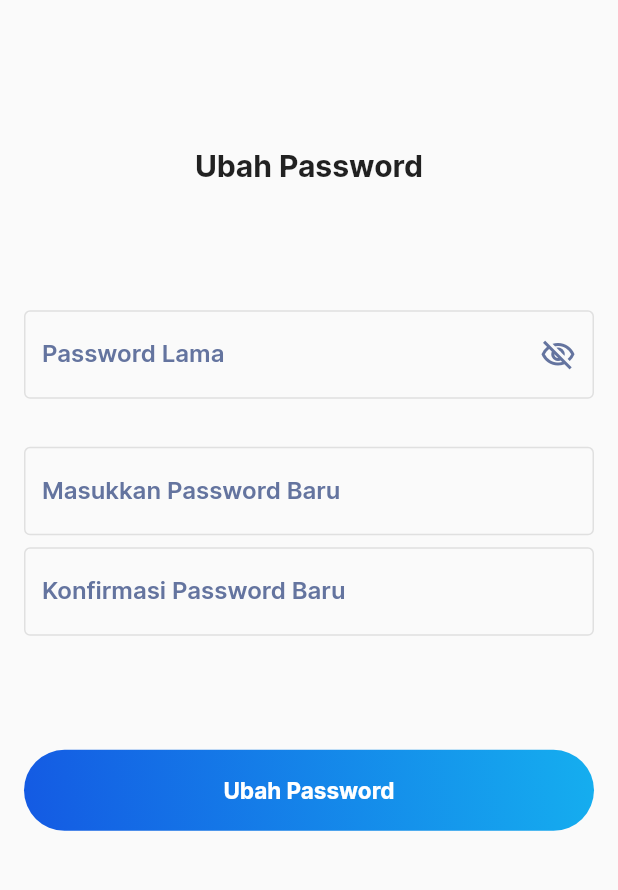
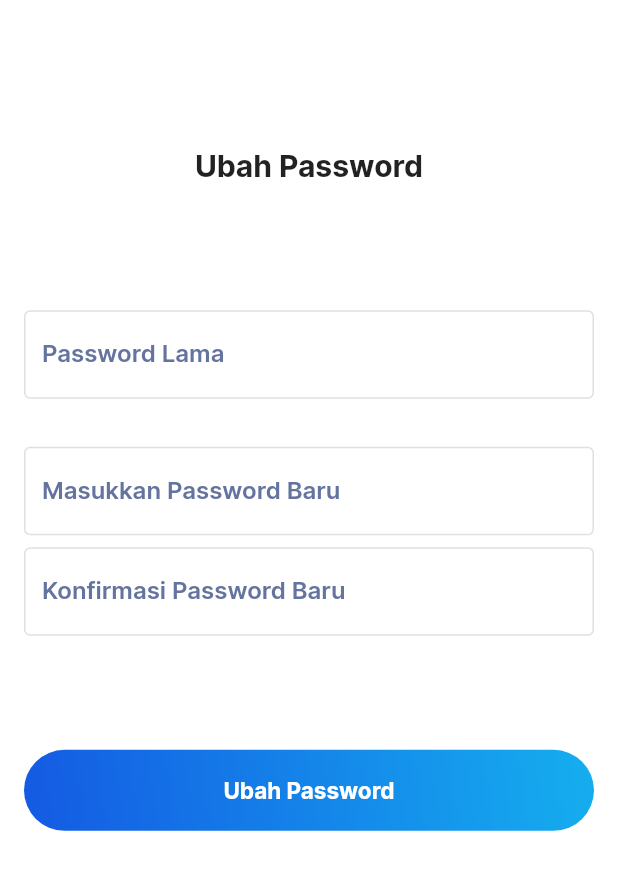
Before and after one commit to ContendanceApp/contendance-mobile, a Flutter app: the ChangePassword screen opened by its route, on a phone screen of 412 x 824 dp, the part 84-974 px from its top. Run offline on Flutter 3.47's test engine with Material 2 defaults, Android fonts, the phone set to English and light mode, and no system bars; our stand-ins replace badges, date_format, dropdown_button2, expandable, figma_squircle, firebase_core and 12 more; missing offline and left inert: bulleted_list, flutter_beacon, indent, nearby_connections; accounts and stored records are empty; network calls fail; project files that could hold a hidden picture were left out.

Commit message:
feat: change password

```diff
--- a/lib/screens/change_password.dart
+++ b/lib/screens/change_password.dart
@@ -1,3 +1,5 @@
+import 'dart:convert';
+
 import 'package:http/http.dart' as http;
 
 import 'package:flutter/material.dart';
@@ -20,8 +22,9 @@ class _ChangePasswordState extends State<ChangePassword> {
   TextEditingController newPasswordController = TextEditingController();
   TextEditingController confirmPasswordController = TextEditingController();
   bool ishiddenPassword = true;
-  bool _validateEmail = true;
-  bool _validatePassword = true;
+  bool _validateOldPassword = true;
+  bool _validateNewPassword = true;
+  bool _validateConfirmPassword = true;
   LoginService login = LoginService();
   final _formKey = GlobalKey<FormState>();
   bool isClicked = false;
@@ -61,6 +64,7 @@ class _ChangePasswordState extends State<ChangePassword> {
   @override
   Widget build(BuildContext context) {
     return Scaffold(
+      backgroundColor: Colors.white,
       appBar: AppBar(
         automaticallyImplyLeading: false,
         title: Text(
@@ -85,12 +89,15 @@ class _ChangePasswordState extends State<ChangePassword> {
           Column(
             crossAxisAlignment: CrossAxisAlignment.center,
             children: [
-              Text(
+              FittedBox(
+                fit: BoxFit.scaleDown,
+                child: Text(
                   "Ubah Password",
                   textAlign: TextAlign.center,
                   style: TextStyle(
                     fontWeight: fwBold,
                     fontSize: 20,
+                  ),
                 ),
               ),
               const SizedBox(
@@ -121,9 +128,9 @@ class _ChangePasswordState extends State<ChangePassword> {
                         fontWeight: fwSemiBold,
                         color: colorSubText,
                       ),
-                      errorText: _validateEmail
+                      errorText: _validateOldPassword
                           ? null
-                          : "Password tidak boleh kosong!",
+                          : "Password lama tidak boleh kosong!",
                       focusColor: colorPrimaryBlue,
                       focusedBorder: const OutlineInputBorder(
                         borderSide: BorderSide(
@@ -137,18 +144,6 @@ class _ChangePasswordState extends State<ChangePassword> {
                           color: Color(0xFFD10404),
                         ),
                       ),
-                      suffixIcon: InkWell(
-                        onTap: _togglePasswordView,
-                        child: ishiddenPassword
-                            ? Icon(
-                                Icons.visibility_off_outlined,
-                                color: colorSubText,
-                              )
-                            : const Icon(
-                                Icons.visibility_outlined,
-                                color: Color(0xFF1482E9),
-                              ),
-                      ),
                     ),
                   ),
                   Container(
@@ -159,6 +154,8 @@ class _ChangePasswordState extends State<ChangePassword> {
                         TextFormField(
                           textInputAction: TextInputAction.next,
                           obscureText: ishiddenPassword,
+                          scrollPadding: EdgeInsets.only(
+                              bottom: MediaQuery.of(context).viewInsets.bottom),
                           controller: newPasswordController,
                           decoration: InputDecoration(
                             labelText: 'Masukkan Password Baru',
@@ -172,9 +169,9 @@ class _ChangePasswordState extends State<ChangePassword> {
                               fontWeight: fwSemiBold,
                               color: colorSubText,
                             ),
-                            errorText: _validatePassword
+                            errorText: _validateNewPassword
                                 ? null
-                                : "Password tidak boleh kosong!",
+                                : "Password baru tidak boleh kosong!",
                             focusColor: colorPrimaryBlue,
                             focusedBorder: const OutlineInputBorder(
                               borderSide: BorderSide(
@@ -203,6 +200,8 @@ class _ChangePasswordState extends State<ChangePassword> {
                           textInputAction: TextInputAction.next,
                           obscureText: ishiddenPassword,
                           controller: confirmPasswordController,
+                          scrollPadding: EdgeInsets.only(
+                              bottom: MediaQuery.of(context).viewInsets.bottom),
                           decoration: InputDecoration(
                             labelText: 'Konfirmasi Password Baru',
                             enabledBorder: const OutlineInputBorder(
@@ -215,9 +214,9 @@ class _ChangePasswordState extends State<ChangePassword> {
                               fontWeight: fwSemiBold,
                               color: colorSubText,
                             ),
-                            errorText: _validatePassword
+                            errorText: _validateConfirmPassword
                                 ? null
-                                : "Password tidak boleh kosong!",
+                                : "Password konfirmasi tidak boleh kosong!",
                             focusColor: colorPrimaryBlue,
                             focusedBorder: const OutlineInputBorder(
                               borderSide: BorderSide(
@@ -263,21 +262,30 @@ class _ChangePasswordState extends State<ChangePassword> {
                       callback: () async {
                         oldPasswordController.text.isEmpty
                             ? setState(() {
-                                _validateEmail = false;
+                                _validateOldPassword = false;
                               })
                             : setState(() {
-                                _validateEmail = true;
+                                _validateOldPassword = true;
                               });
                         newPasswordController.text.isEmpty
                             ? setState(() {
-                                _validatePassword = false;
+                                _validateNewPassword = false;
                               })
                             : setState(() {
-                                _validatePassword = true;
+                                _validateNewPassword = true;
+                              });
+                        confirmPasswordController.text.isEmpty
+                            ? setState(() {
+                                _validateConfirmPassword = false;
+                              })
+                            : setState(() {
+                                _validateConfirmPassword = true;
                               });
 
-                        if (_validateEmail == true &&
-                            _validatePassword == true) {
+                        if (_validateOldPassword &&
+                            _validateNewPassword &&
+                            _validateConfirmPassword &&
+                            isEqual) {
                           setState(() {
                             isClicked = true;
                           });
@@ -287,16 +295,8 @@ class _ChangePasswordState extends State<ChangePassword> {
                             'new_password': newPasswordController.text,
                           };
 
-                          login
-                              .changePassword(body)
-                              .then(
-                                (response) => {
+                          login.changePassword(body).then((response) => {
                                 handleResponse(response),
-                                  print("Response: $response"),
-                                },
-                              )
-                              .catchError((e) {
-                            print("Error: $e");
                               });
                         }
                       },
@@ -321,6 +321,9 @@ class _ChangePasswordState extends State<ChangePassword> {
                             ),
                     ),
                   ),
+                  const SizedBox(
+                    height: 16,
+                  )
                 ],
               ),
             ),
@@ -330,24 +333,22 @@ class _ChangePasswordState extends State<ChangePassword> {
     );
   }
 
-  void _togglePasswordView() {
-    setState(() {
-      ishiddenPassword = !ishiddenPassword;
-    });
-  }
-
   checkNewPassword() {
+    if (newPassword != "" && confirmPassword != "") {
       if (newPassword == confirmPassword) {
         setState(() {
           isEqual = true;
         });
+      } else {
+        setState(() {
+          isEqual = false;
+        });
       }
-    print("New Pass: $newPassword");
-    print("Confirm Pass: $confirmPassword");
-    print("Match Pass: ${confirmPassword == newPassword}");
+    }
   }
 
   Future<void> handleResponse(http.Response response) async {
+    String message = jsonDecode(response.body)['message'];
     if (response.statusCode == 200) {
       setState(() {
         isClicked = false;
@@ -355,7 +356,7 @@ class _ChangePasswordState extends State<ChangePassword> {
       Get.offNamed("/account");
       ScaffoldMessenger.of(context).showSnackBar(
         SnackBar(
-          content: Text(response.toString()),
+          content: Text(message),
           backgroundColor: Colors.green,
           duration: const Duration(seconds: 3),
         ),
@@ -366,7 +367,7 @@ class _ChangePasswordState extends State<ChangePassword> {
       });
       ScaffoldMessenger.of(context).showSnackBar(
         SnackBar(
-          content: Text(response.toString()),
+          content: Text(message),
           backgroundColor: Colors.red,
           duration: const Duration(seconds: 3),
         ),
--- a/lib/services/login_service.dart
+++ b/lib/services/login_service.dart
@@ -60,7 +60,7 @@ class LoginService {
 
       return response;
     } catch (e) {
-      throw Exception(e);
+      rethrow;
     }
   }
 }
```
Lines whose indentation alone changed are shown as unchanged.
